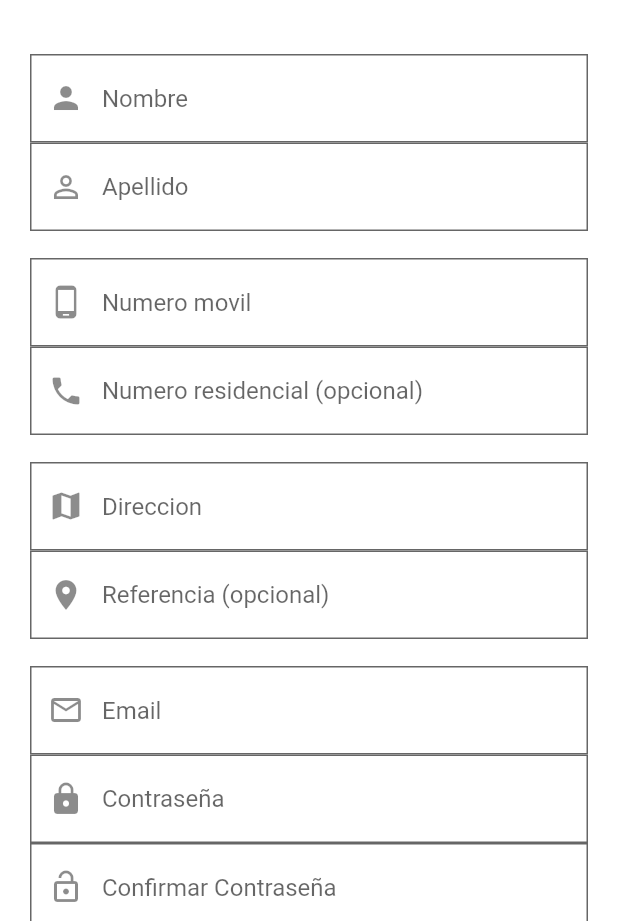
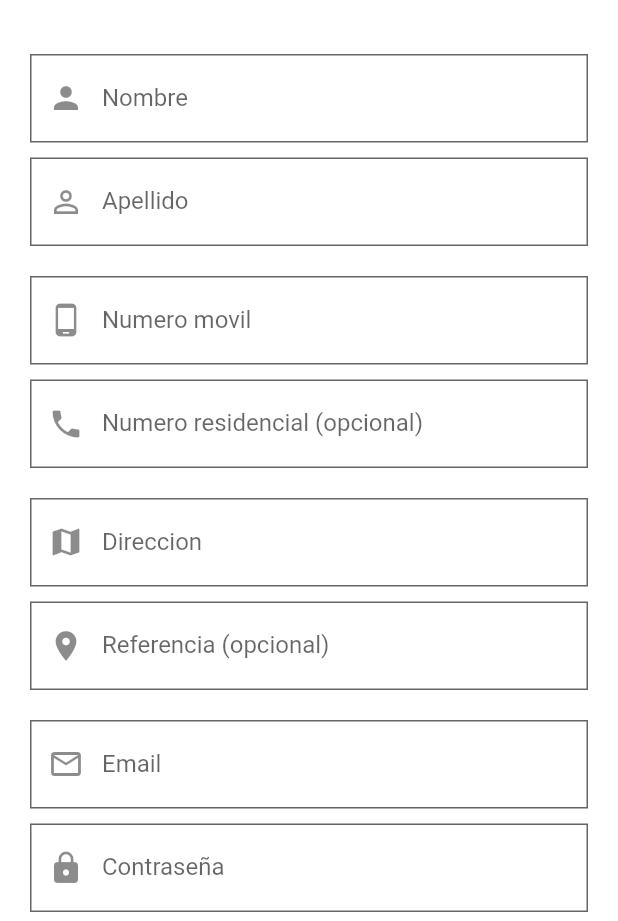
Before and after one commit to JMarinez/soluxpresscmv, a Flutter app: the screen it shows after launch, after a tap on "No tienes una cuenta? Registrate.", on a phone screen of 412 x 824 dp, the part 315-1236 px from its top. Run offline on Flutter 3.47's test engine with Material 2 defaults, Android fonts, the phone set to English and light mode, and no system bars; our stand-ins replace firebase_auth, font_awesome_flutter; accounts and stored records are empty.

```diff
--- a/lib/src/screens/login_page.dart
+++ b/lib/src/screens/login_page.dart
@@ -1,6 +1,7 @@
 import 'package:flutter/material.dart';
 
 import 'package:marinez_demo/src/widgets/form_input.dart';
+import 'package:marinez_demo/src/widgets/submit_button.dart';
 
 class LoginPage extends StatefulWidget {
   @override
@@ -47,7 +48,7 @@ class _LoginPageState extends State<LoginPage> {
     );
   }
 
-  Container _buildLoginForm(BuildContext context) {
+  Widget _buildLoginForm(BuildContext context) {
     return Container(
       padding: EdgeInsets.symmetric(horizontal: 20.0),
       child: Form(
@@ -62,27 +63,16 @@ class _LoginPageState extends State<LoginPage> {
     );
   }
 
-  GestureDetector _buildLoginButton(BuildContext context) {
-    return GestureDetector(
-      child: Container(
-        height: 60.0,
-        width: double.infinity,
-        child: Center(
-          child: Text(
-            'Log in',
-            style: TextStyle(color: Colors.white, fontSize: 16.0),
-          ),
-        ),
-        color: Theme.of(context).buttonColor,
-      ),
-      onTap: () {
-        FocusScopeNode currentFocus = FocusScope.of(context);
+  Widget _buildLoginButton(BuildContext context) {
+    return SubmitButton(
+        text: 'Log in',
+        onPressed: () {
+          FocusScopeNode currentFocus = FocusScope.of(context);
           if (!currentFocus.hasPrimaryFocus) {
             currentFocus.unfocus();
           }
-        Navigator.pushNamed(context, 'menu');
-      },
-    );
+          Navigator.pushNamed(context, 'menu');
+        });
   }
 
   Widget _buildEmailField() {
--- a/lib/src/screens/signup_page.dart
+++ b/lib/src/screens/signup_page.dart
@@ -2,6 +2,7 @@ import 'package:firebase_auth/firebase_auth.dart';
 import 'package:flutter/material.dart';
 
 import 'package:marinez_demo/src/widgets/form_input.dart';
+import 'package:marinez_demo/src/widgets/submit_button.dart';
 
 FirebaseAuth _auth = FirebaseAuth.instance;
 
@@ -45,7 +46,7 @@ class _SignupPageState extends State<SignupPage> {
         child: Column(
           children: <Widget>[
             Padding(
-              padding: const EdgeInsets.only(bottom: 18.0),
+              padding: const EdgeInsets.only(bottom: 10.0),
               child: Column(
                 children: <Widget>[
                   _buildNameField(),
@@ -54,7 +55,7 @@ class _SignupPageState extends State<SignupPage> {
               ),
             ),
             Padding(
-              padding: const EdgeInsets.only(bottom: 18.0),
+              padding: const EdgeInsets.only(bottom: 10.0),
               child: Column(
                 children: <Widget>[
                   _buildMobileNumberField(),
@@ -63,7 +64,7 @@ class _SignupPageState extends State<SignupPage> {
               ),
             ),
             Padding(
-              padding: const EdgeInsets.only(bottom: 18.0),
+              padding: const EdgeInsets.only(bottom: 10.0),
               child: Column(
                 children: <Widget>[
                   _buildAddressField(),
@@ -72,7 +73,7 @@ class _SignupPageState extends State<SignupPage> {
               ),
             ),
             Padding(
-              padding: const EdgeInsets.only(bottom: 18.0),
+              padding: const EdgeInsets.only(bottom: 10.0),
               child: Column(
                 children: <Widget>[
                   _buildEmailField(),
@@ -82,7 +83,7 @@ class _SignupPageState extends State<SignupPage> {
               ),
             ),
             Padding(
-              padding: const EdgeInsets.only(top: 18.0, bottom: 36.0),
+              padding: const EdgeInsets.only(top: 10.0, bottom: 36.0),
               child: _buildSignupButton(context),
             ),
           ],
@@ -113,15 +114,12 @@ class _SignupPageState extends State<SignupPage> {
   }
 
   Widget _buildAddressField() {
-    return FormInput(
-        hintText: 'Direccion',
-        prefixIcon: Icon(Icons.map));
+    return FormInput(hintText: 'Direccion', prefixIcon: Icon(Icons.map));
   }
 
   Widget _buildAddressRefField() {
     return FormInput(
-        hintText: 'Referencia (opcional)',
-        prefixIcon: Icon(Icons.location_on));
+        hintText: 'Referencia (opcional)', prefixIcon: Icon(Icons.location_on));
   }
 
   Widget _buildEmailField() {
@@ -138,19 +136,9 @@ class _SignupPageState extends State<SignupPage> {
   }
 
   Widget _buildSignupButton(BuildContext context) {
-    return GestureDetector(
-      child: Container(
-        height: 60.0,
-        width: double.infinity,
-        child: Center(
-          child: Text(
-            'Registrate',
-            style: TextStyle(color: Colors.white, fontSize: 16.0),
-          ),
-        ),
-        color: Theme.of(context).buttonColor,
-      ),
-      onTap: () => Navigator.pop(context),
+    return SubmitButton(
+      text: 'Registrar',
+      onPressed: () => Navigator.pop(context),
     );
   }
 }
--- a/lib/src/widgets/form_input.dart
+++ b/lib/src/widgets/form_input.dart
@@ -7,37 +7,41 @@ class FormInput extends StatelessWidget {
   final Function(String) validator;
   final bool obscureText;
   final FocusNode focusNode;
-  final bool enabled;
+  final bool readOnly;
+  final initialValue;
 
   FormInput({
     this.hintText,
-    this.obscureText,
+    this.obscureText = false,
     this.validator,
     this.prefixIcon,
     this.controller,
     this.focusNode,
-    this.enabled,
+    this.readOnly = false,
+    this.initialValue,
   });
 
   @override
   Widget build(BuildContext context) {
-    bool isPasswordField =
-        obscureText == null ? false : (obscureText ? true : false);
-    return TextFormField(
-      enabled: enabled,
+    return Padding(
+      padding: const EdgeInsets.only(bottom: 10.0),
+      child: TextFormField(
+        initialValue: initialValue,
+        readOnly: readOnly,
         focusNode: focusNode,
         controller: controller,
         validator: validator,
-      obscureText: isPasswordField,
+        obscureText: obscureText,
         decoration: InputDecoration(
           prefixIcon: prefixIcon,
-        hintText: hintText,
+          labelText: hintText,
           filled: true,
           fillColor: Colors.white,
           border: OutlineInputBorder(
             borderRadius: BorderRadius.circular(0),
           ),
         ),
+      ),
     );
   }
 }
--- /dev/null
+++ b/lib/src/widgets/submit_button.dart
@@ -0,0 +1,27 @@
+import 'package:flutter/material.dart';
+
+class SubmitButton extends StatelessWidget {
+
+  final String text;
+  final Function onPressed;
+
+  SubmitButton({this.text, this.onPressed});
+
+  @override
+  Widget build(BuildContext context) {
+    return GestureDetector(
+      child: Container(
+        height: 60.0,
+        width: double.infinity,
+        child: Center(
+          child: Text(
+            text,
+            style: TextStyle(color: Colors.white, fontSize: 16.0),
+          ),
+        ),
+        color: Theme.of(context).buttonColor,
+      ),
+      onTap: onPressed,
+    );
+  }
+}
```
Also changed, not shown: lib/src/models/exp_service.dart (+5 -2 lines), lib/src/screens/form_page.dart (+21 -8 lines), lib/src/screens/pending_services_page.dart (+41 -3 lines), lib/src/screens/services_tab_pages/finished_services_page.dart (added, +43 -0 lines), lib/src/screens/services_tab_pages/progress_services_page.dart (added, +40 -0 lines), lib/src/screens/services_tab_pages/queue_services_page.dart (added, +43 -0 lines). Lines whose indentation alone changed are shown as unchanged.
